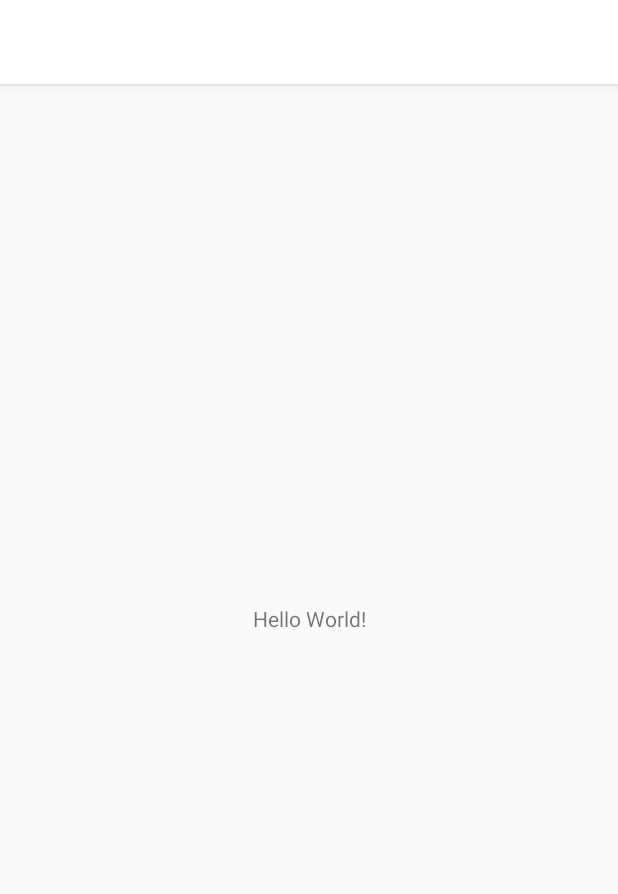
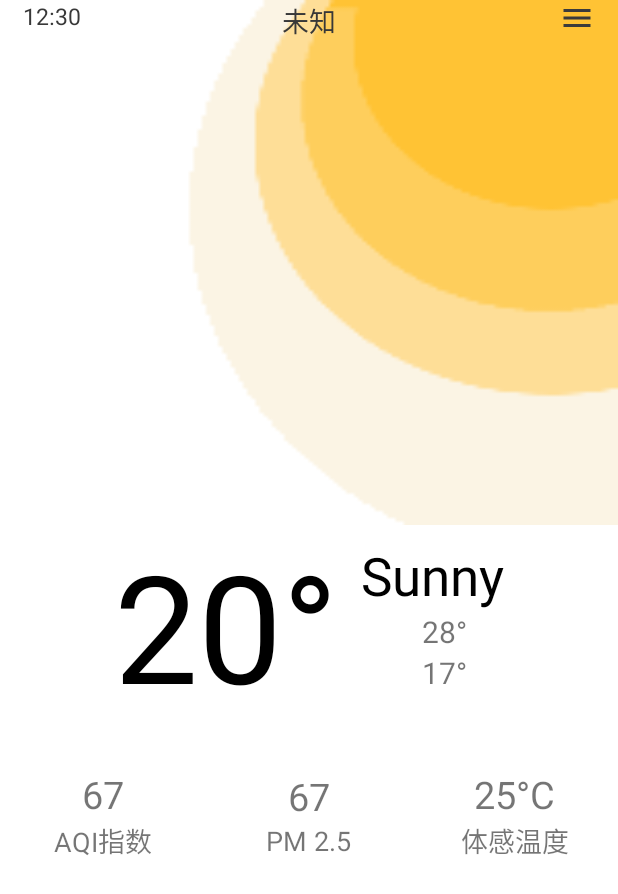
Before and after one commit to BrinsLee/RiceWeather, an Android app: the screen it shows after launch (MainActivity), on a phone screen of 412 x 824 dp. Shown: the top 894 px of the screen. Run offline under Robolectric (Android 15) with nearby library versions, the light colour scheme and no system bars; libraries missing offline, so code that uses them is left out: com.jaeger.library; plain views replace RoundedImageView; 1 statement that could not run was skipped.

Commit message:
提交：主界面

```diff
--- a/app/build.gradle
+++ b/app/build.gradle
@@ -31,8 +31,14 @@ dependencies {
     implementation "org.jetbrains.kotlin:kotlin-stdlib-jdk7:$kotlin_version"
     implementation 'androidx.appcompat:appcompat:1.1.0'
     implementation 'androidx.core:core-ktx:1.1.0'
+    implementation 'androidx.constraintlayout:constraintlayout:1.1.3'
+    implementation 'androidx.core:core-ktx:1.1.0'
+    implementation 'com.google.android.material:material:1.0.0'
+
+    implementation 'com.jaeger.statusbarutil:library:1.5.1'
     //retrofit
     implementation 'com.squareup.retrofit2:retrofit:2.5.0'
+    implementation 'com.squareup.okhttp3:logging-interceptor:3.8.1'
     implementation 'com.squareup.retrofit2:converter-gson:2.4.0'
     implementation 'com.github.bumptech.glide:glide:4.8.0'
     // ViewModel and LiveData
--- a/app/src/main/java/com/brins/riceweather/ui/BaseActivity.kt
+++ b/app/src/main/java/com/brins/riceweather/ui/BaseActivity.kt
@@ -5,6 +5,8 @@ import android.os.Build
 import androidx.appcompat.app.AppCompatActivity
 import android.os.Bundle
 import android.view.View
+import com.brins.riceweather.R
+import com.jaeger.library.StatusBarUtil
 
 abstract class BaseActivity : AppCompatActivity() {
 
@@ -12,11 +14,26 @@ abstract class BaseActivity : AppCompatActivity() {
 
     override fun onCreate(savedInstanceState: Bundle?) {
         super.onCreate(savedInstanceState)
-        if (Build.VERSION.SDK_INT >= 23) {
+/*        if (Build.VERSION.SDK_INT >= 23) {
             val decorView = window.decorView
             decorView.systemUiVisibility = View.SYSTEM_UI_FLAG_LAYOUT_FULLSCREEN or View.SYSTEM_UI_FLAG_LAYOUT_STABLE
-            window.statusBarColor = Color.TRANSPARENT
+            window.statusBarColor = getColor(R.color.translate)
+        }*/
+    }
+
+    protected open fun getOffsetView(): View? {
+        return null
+    }
+
+    protected fun isStatusBarTranslucent(): Boolean {
+        return true
+    }
+
+    protected fun setStatusBarTranslucent() {
+        if (!isStatusBarTranslucent()) {
+            return
         }
+        StatusBarUtil.setTranslucentForImageView(this, 0, getOffsetView())
     }
 
 //    protected abstract fun getLayoutResId(): Int
--- a/app/src/main/java/com/brins/riceweather/ui/MainActivity.kt
+++ b/app/src/main/java/com/brins/riceweather/ui/MainActivity.kt
@@ -2,12 +2,20 @@ package com.brins.riceweather.ui
 
 import androidx.appcompat.app.AppCompatActivity
 import android.os.Bundle
+import android.view.View
 import com.brins.riceweather.R
+import kotlinx.android.synthetic.main.activity_main.*
 
 class MainActivity : BaseActivity() {
 
     override fun onCreate(savedInstanceState: Bundle?) {
         super.onCreate(savedInstanceState)
         setContentView(R.layout.activity_main)
+        setStatusBarTranslucent()
+
+    }
+
+    override fun getOffsetView(): View? {
+        return titleView
     }
 }
--- /dev/null
+++ b/app/src/main/res/drawable/ic_title_menu.xml
@@ -0,0 +1,5 @@
+<vector android:height="24dp" android:tint="#3B3B3B"
+    android:viewportHeight="24.0" android:viewportWidth="24.0"
+    android:width="24dp" xmlns:android="http://schemas.android.com/apk/res/android">
+    <path android:fillColor="#FF000000" android:pathData="M3,18h18v-2L3,16v2zM3,13h18v-2L3,11v2zM3,6v2h18L21,6L3,6z"/>
+</vector>
--- a/app/src/main/res/layout/activity_main.xml
+++ b/app/src/main/res/layout/activity_main.xml
@@ -4,15 +4,85 @@
     xmlns:tools="http://schemas.android.com/tools"
     android:layout_width="match_parent"
     android:layout_height="match_parent"
+    android:background="@color/colorPrimary"
     tools:context=".ui.MainActivity">
 
-    <TextView
-        android:layout_width="wrap_content"
-        android:layout_height="wrap_content"
-        android:text="Hello World!"
-        app:layout_constraintBottom_toBottomOf="parent"
-        app:layout_constraintLeft_toLeftOf="parent"
-        app:layout_constraintRight_toRightOf="parent"
-        app:layout_constraintTop_toTopOf="parent" />
 
+    <androidx.swiperefreshlayout.widget.SwipeRefreshLayout
+        android:id="@+id/swipeRefresh"
+        android:layout_width="match_parent"
+        android:layout_height="match_parent">
+
+        <androidx.coordinatorlayout.widget.CoordinatorLayout
+            android:layout_width="match_parent"
+            android:layout_height="match_parent">
+
+            <com.google.android.material.appbar.AppBarLayout
+                android:id="@+id/appBar"
+                android:layout_width="match_parent"
+                android:layout_height="350dp"
+                android:background="@drawable/bg_sunny"
+                android:fitsSystemWindows="true">
+
+                <com.google.android.material.appbar.CollapsingToolbarLayout
+                    android:id="@+id/collapsing_toolbar"
+                    android:layout_width="match_parent"
+                    android:layout_height="match_parent"
+                    android:background="@android:color/transparent"
+                    app:contentScrim="@android:color/transparent"
+                    app:expandedTitleMarginEnd="10dp"
+                    app:expandedTitleMarginStart="10dp"
+                    app:layout_scrollFlags="scroll|exitUntilCollapsed">
+
+                    <androidx.constraintlayout.widget.ConstraintLayout
+                        android:layout_width="match_parent"
+                        android:layout_height="match_parent">
+                        <include
+                            android:id="@+id/titleView"
+                            layout="@layout/include_title_view" />
+<!--                        <ImageView
+                            android:id="@+id/titleMenu"
+                            android:layout_width="0dp"
+                            android:layout_height="0dp"
+                            android:src="@drawable/bg_sunny"
+                            app:layout_collapseMode="pin"
+                            app:layout_collapseParallaxMultiplier="0.5"
+                            app:layout_constraintBottom_toBottomOf="parent"
+                            app:layout_constraintDimensionRatio="300:300"
+                            app:layout_constraintEnd_toEndOf="parent"
+                            app:layout_constraintTop_toTopOf="parent" />-->
+                    </androidx.constraintlayout.widget.ConstraintLayout>
+
+                    <!--            <com.makeramen.roundedimageview.RoundedImageView
+                                    android:id="@+id/avatar"
+                                    android:layout_width="60dp"
+                                    android:layout_height="60dp"
+                                    android:layout_marginEnd="20dp"
+                                    android:scaleType="fitCenter"
+                                    android:src="@drawable/ic_avatar"
+                                    app:layout_constraintBottom_toBottomOf="parent"
+                                    app:layout_constraintEnd_toEndOf="parent"
+                                    app:layout_constraintTop_toTopOf="parent"
+                                    app:riv_corner_radius="50dp" />-->
+                </com.google.android.material.appbar.CollapsingToolbarLayout>
+            </com.google.android.material.appbar.AppBarLayout>
+
+            <androidx.core.widget.NestedScrollView
+                android:layout_width="match_parent"
+                android:layout_height="match_parent"
+                android:fillViewport="true"
+                app:layout_behavior="com.google.android.material.appbar.AppBarLayout$ScrollingViewBehavior">
+
+                <LinearLayout
+                    android:orientation="vertical"
+                    android:layout_width="match_parent"
+                    android:layout_height="match_parent">
+
+                    <include layout="@layout/include_temperature_view"/>
+                    <include layout="@layout/include_weather_view"/>
+                </LinearLayout>
+            </androidx.core.widget.NestedScrollView>
+
+        </androidx.coordinatorlayout.widget.CoordinatorLayout>
+    </androidx.swiperefreshlayout.widget.SwipeRefreshLayout>
 </androidx.constraintlayout.widget.ConstraintLayout>
--- /dev/null
+++ b/app/src/main/res/layout/include_temperature_view.xml
@@ -0,0 +1,54 @@
+<?xml version="1.0" encoding="utf-8"?>
+<androidx.constraintlayout.widget.ConstraintLayout
+    xmlns:android="http://schemas.android.com/apk/res/android"
+    xmlns:app="http://schemas.android.com/apk/res-auto"
+    android:orientation="vertical" android:layout_width="wrap_content"
+    android:layout_height="wrap_content"
+    android:layout_gravity="center">
+
+    <TextView
+        android:id="@+id/temp"
+        android:layout_width="wrap_content"
+        android:layout_height="wrap_content"
+        android:textSize="100sp"
+        android:text="20°"
+        app:layout_constraintStart_toStartOf="parent"
+        android:textColor="@android:color/black"
+        />
+    <TextView
+        android:layout_width="wrap_content"
+        android:layout_height="wrap_content"
+        android:id="@+id/weather"
+        android:textSize="35sp"
+        android:textColor="@android:color/black"
+        app:layout_constraintStart_toEndOf="@id/temp"
+        android:text="Sunny"
+        app:layout_constraintTop_toTopOf="parent"
+        android:layout_marginTop="10dp"
+        android:layout_marginStart="15dp"
+        />
+
+    <TextView
+        android:layout_width="wrap_content"
+        android:layout_height="wrap_content"
+        android:id="@+id/maxTemp"
+        android:textSize="20sp"
+        app:layout_constraintStart_toStartOf="@id/weather"
+        app:layout_constraintEnd_toEndOf="@id/weather"
+        app:layout_constraintTop_toBottomOf="@id/weather"
+        android:text="28°"
+        android:layout_marginStart="15dp"
+        />
+
+    <TextView
+        android:layout_width="wrap_content"
+        android:layout_height="wrap_content"
+        android:id="@+id/minTemp"
+        android:textSize="20sp"
+        app:layout_constraintStart_toStartOf="@id/weather"
+        app:layout_constraintEnd_toEndOf="@id/weather"
+        app:layout_constraintTop_toBottomOf="@id/maxTemp"
+        android:text="17°"
+        android:layout_marginStart="15dp"
+        />
+</androidx.constraintlayout.widget.ConstraintLayout>
--- /dev/null
+++ b/app/src/main/res/layout/include_title_view.xml
@@ -0,0 +1,42 @@
+<?xml version="1.0" encoding="utf-8"?>
+<androidx.constraintlayout.widget.ConstraintLayout xmlns:app="http://schemas.android.com/apk/res-auto"
+    xmlns:android="http://schemas.android.com/apk/res/android"
+    android:id="@+id/titleContainer"
+    android:layout_width="match_parent"
+    app:layout_constraintTop_toTopOf="parent"
+    android:layout_height="65dp">
+
+    <TextView
+        android:layout_width="wrap_content"
+        android:layout_height="wrap_content"
+        android:id="@+id/weatherUpdateTime"
+        android:textSize="15sp"
+        android:textColor="@color/colorPrimaryDark"
+        app:layout_constraintStart_toStartOf="parent"
+        app:layout_constraintTop_toTopOf="parent"
+        android:layout_marginStart="15dp"
+        android:text="12:30"
+        />
+
+    <TextView
+        android:layout_width="wrap_content"
+        android:layout_height="wrap_content"
+        android:id="@+id/tvArea"
+        android:textColor="@color/colorPrimaryDark"
+        app:layout_constraintStart_toStartOf="parent"
+        app:layout_constraintTop_toTopOf="parent"
+        app:layout_constraintEnd_toEndOf="parent"
+        android:textSize="18sp"
+        android:text="未知"
+        />
+
+    <ImageView
+        android:id="@+id/titleMenu"
+        android:layout_width="wrap_content"
+        android:layout_height="wrap_content"
+        app:layout_constraintEnd_toEndOf="parent"
+        app:layout_constraintTop_toTopOf="parent"
+        android:layout_marginEnd="15dp"
+        android:src="@drawable/ic_title_menu"
+        />
+</androidx.constraintlayout.widget.ConstraintLayout>
--- /dev/null
+++ b/app/src/main/res/layout/include_weather_view.xml
@@ -0,0 +1,70 @@
+<?xml version="1.0" encoding="utf-8"?>
+<LinearLayout xmlns:android="http://schemas.android.com/apk/res/android"
+    android:orientation="horizontal" android:layout_width="match_parent"
+    android:layout_height="80dp"
+    android:layout_marginTop="20dp">
+
+    <LinearLayout
+        android:layout_weight="1"
+        android:layout_width="0dp"
+        android:gravity="center"
+        android:orientation="vertical"
+        android:layout_height="match_parent">
+
+        <TextView
+            android:textSize="25sp"
+            android:layout_width="wrap_content"
+            android:layout_height="wrap_content"
+            android:text="67"
+            />
+        <TextView
+            android:textSize="18sp"
+            android:id="@+id/aqi"
+            android:text="AQI指数"
+            android:layout_gravity="center"
+            android:layout_width="wrap_content"
+            android:layout_height="wrap_content"/>
+    </LinearLayout>
+    <LinearLayout
+        android:layout_weight="1"
+        android:layout_width="0dp"
+        android:orientation="vertical"
+        android:gravity="center"
+        android:layout_height="match_parent">
+
+        <TextView
+            android:textSize="25sp"
+            android:layout_width="wrap_content"
+            android:layout_height="wrap_content"
+            android:text="67"
+            />
+        <TextView
+            android:textSize="18sp"
+            android:id="@+id/pm25"
+            android:text="PM 2.5"
+            android:layout_gravity="center"
+            android:layout_width="wrap_content"
+            android:layout_height="wrap_content"/>
+    </LinearLayout>
+    <LinearLayout
+        android:layout_weight="1"
+        android:layout_width="0dp"
+        android:orientation="vertical"
+        android:gravity="center"
+        android:layout_height="match_parent">
+
+        <TextView
+            android:textSize="25sp"
+            android:layout_width="wrap_content"
+            android:layout_height="wrap_content"
+            android:text="25°C"
+            />
+        <TextView
+            android:textSize="18sp"
+            android:id="@+id/body"
+            android:text="体感温度"
+            android:layout_gravity="center"
+            android:layout_width="wrap_content"
+            android:layout_height="wrap_content"/>
+    </LinearLayout>
+</LinearLayout>
--- a/app/src/main/res/values/colors.xml
+++ b/app/src/main/res/values/colors.xml
@@ -3,4 +3,6 @@
     <color name="colorPrimary">#ffffff</color>
     <color name="colorPrimaryDark">#383838</color>
     <color name="colorAccent">#3b3b3b</color>
+
+    <color name="translate">#4DFFFFFF</color>
 </resources>
--- a/app/src/main/res/values/styles.xml
+++ b/app/src/main/res/values/styles.xml
@@ -1,7 +1,7 @@
 <resources>
 
     <!-- Base application theme. -->
-    <style name="AppTheme" parent="Theme.AppCompat.Light.DarkActionBar">
+    <style name="AppTheme" parent="Theme.AppCompat.Light.NoActionBar">
         <!-- Customize your theme here. -->
         <item name="colorPrimary">@color/colorPrimary</item>
         <item name="colorPrimaryDark">@color/colorPrimaryDark</item>
```
Also changed, not shown: app/src/main/res/drawable-xxhdpi/bg_sunny.png (added).
